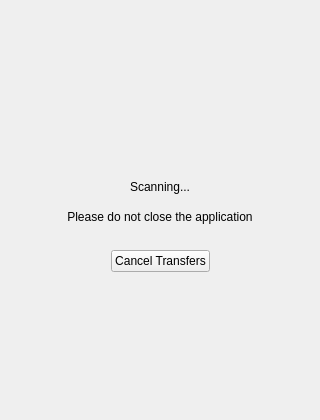
Qt form src/MEGASync/gui/linux/ScanningWidget.ui (meganz/MEGAsync) before a commit.
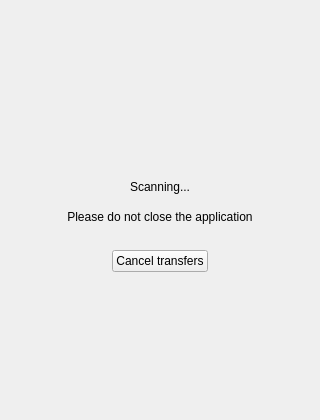
The same form after that commit.

Commit message: SNC-2067 Strings and translation for Transfer manager

What changed in the file:
```diff
--- a/src/MEGASync/gui/linux/ScanningWidget.ui
+++ b/src/MEGASync/gui/linux/ScanningWidget.ui
@@ -153,7 +153,7 @@
         <cursorShape>PointingHandCursor</cursorShape>
        </property>
        <property name="text">
-        <string>Cancel Transfers</string>
+        <string>Cancel transfers</string>
        </property>
       </widget>
      </item>
```
The commit also changes 11 other files.
